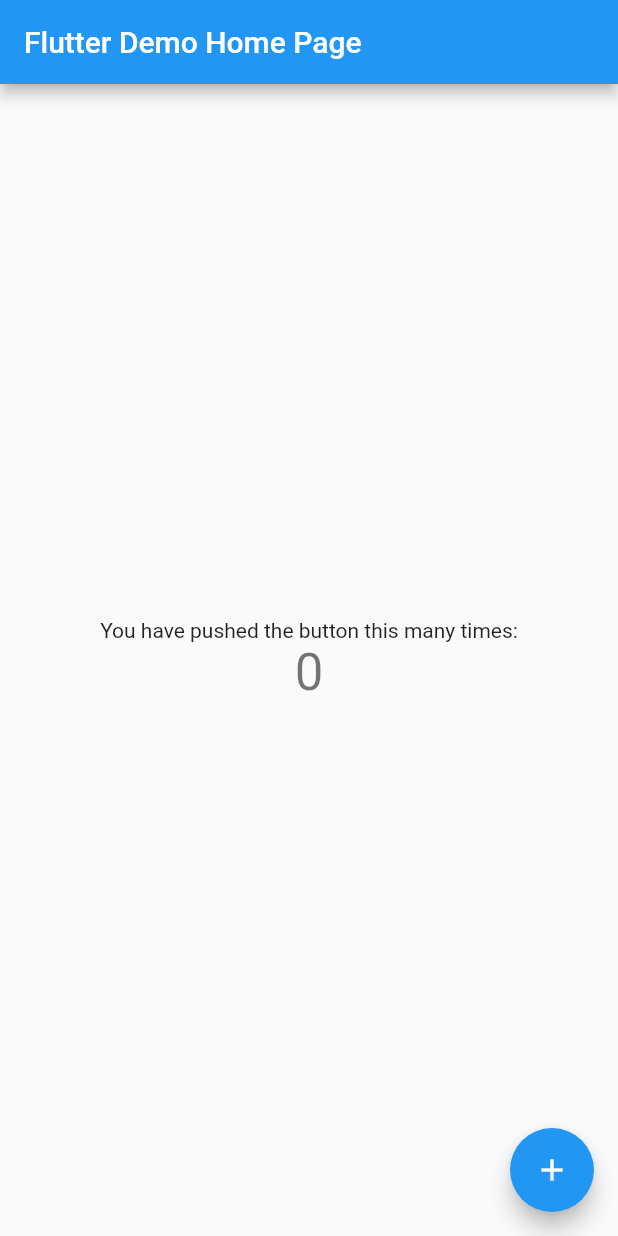
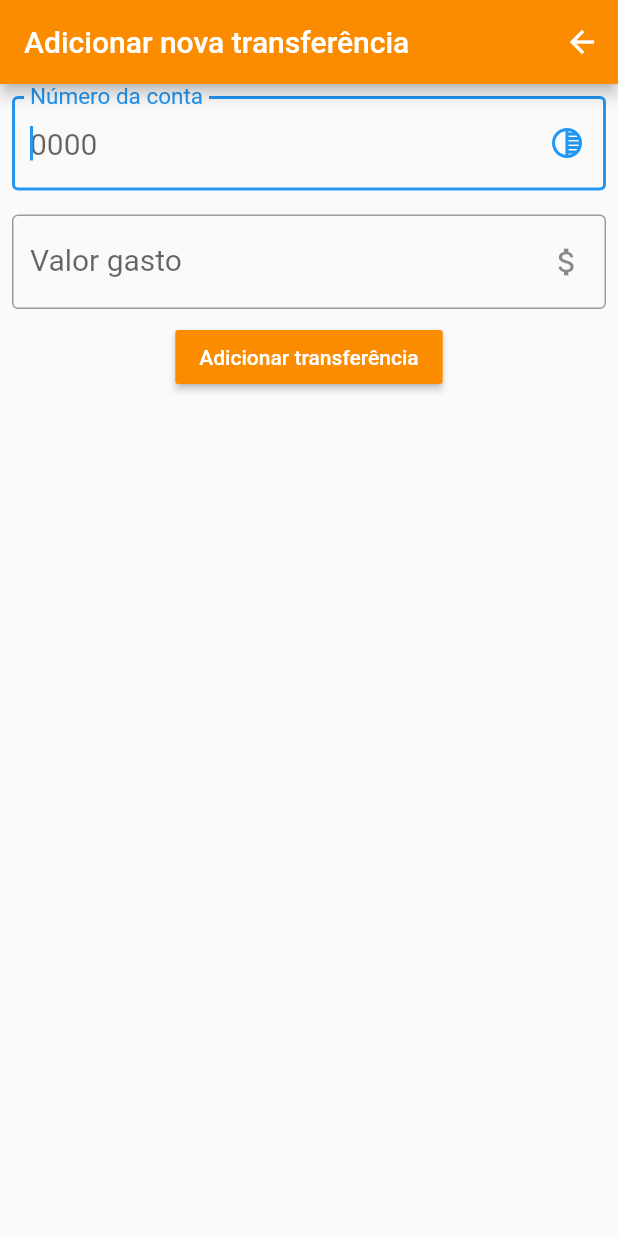
Before and after one commit to rmeira/RMByteBank, a Flutter app: the screen it shows after launch, on a phone screen of 412 x 824 dp. Run offline on Flutter 3.47's test engine with Material 2 defaults, Android fonts, the phone set to English and light mode, and no system bars.

Commit message:
update app and continue tomorow

```diff
--- a/lib/main.dart
+++ b/lib/main.dart
@@ -1,117 +1,148 @@
 import 'package:flutter/material.dart';
 
-void main() {
-  runApp(MyApp());
-}
+void main() => runApp(FlutterInitApp());
 
-class MyApp extends StatelessWidget {
-  // This widget is the root of your application.
+class FlutterInitApp extends StatelessWidget {
   @override
   Widget build(BuildContext context) {
     return MaterialApp(
-      title: 'Flutter Demo',
-      theme: ThemeData(
-        // This is the theme of your application.
-        //
-        // Try running your application with "flutter run". You'll see the
-        // application has a blue toolbar. Then, without quitting the app, try
-        // changing the primarySwatch below to Colors.green and then invoke
-        // "hot reload" (press "r" in the console where you ran "flutter run",
-        // or simply save your changes to "hot reload" in a Flutter IDE).
-        // Notice that the counter didn't reset back to zero; the application
-        // is not restarted.
-        primarySwatch: Colors.blue,
-        // This makes the visual density adapt to the platform that you run
-        // the app on. For desktop platforms, the controls will be smaller and
-        // closer together (more dense) than on mobile platforms.
-        visualDensity: VisualDensity.adaptivePlatformDensity,
+      home: Scaffold(
+        body: TransferForm(),
       ),
-      home: MyHomePage(title: 'Flutter Demo Home Page'),
+      debugShowCheckedModeBanner: false,
     );
   }
 }
 
-class MyHomePage extends StatefulWidget {
-  MyHomePage({Key key, this.title}) : super(key: key);
-
-  // This widget is the home page of your application. It is stateful, meaning
-  // that it has a State object (defined below) that contains fields that affect
-  // how it looks.
-
-  // This class is the configuration for the state. It holds the values (in this
-  // case the title) provided by the parent (in this case the App widget) and
-  // used by the build method of the State. Fields in a Widget subclass are
-  // always marked "final".
-
-  final String title;
-
-  @override
-  _MyHomePageState createState() => _MyHomePageState();
-}
-
-class _MyHomePageState extends State<MyHomePage> {
-  int _counter = 0;
-
-  void _incrementCounter() {
-    setState(() {
-      // This call to setState tells the Flutter framework that something has
-      // changed in this State, which causes it to rerun the build method below
-      // so that the display can reflect the updated values. If we changed
-      // _counter without calling setState(), then the build method would not be
-      // called again, and so nothing would appear to happen.
-      _counter++;
-    });
-  }
+class TransferForm extends StatelessWidget {
+  final TextEditingController _account = TextEditingController();
+  final TextEditingController _value = TextEditingController();
 
   @override
   Widget build(BuildContext context) {
-    // This method is rerun every time setState is called, for instance as done
-    // by the _incrementCounter method above.
-    //
-    // The Flutter framework has been optimized to make rerunning build methods
-    // fast, so that you can just rebuild anything that needs updating rather
-    // than having to individually change instances of widgets.
     return Scaffold(
-      appBar: AppBar(
-        // Here we take the value from the MyHomePage object that was created by
-        // the App.build method, and use it to set our appbar title.
-        title: Text(widget.title),
-      ),
-      body: Center(
-        // Center is a layout widget. It takes a single child and positions it
-        // in the middle of the parent.
+      body: Container(
         child: Column(
-          // Column is also a layout widget. It takes a list of children and
-          // arranges them vertically. By default, it sizes itself to fit its
-          // children horizontally, and tries to be as tall as its parent.
-          //
-          // Invoke "debug painting" (press "p" in the console, choose the
-          // "Toggle Debug Paint" action from the Flutter Inspector in Android
-          // Studio, or the "Toggle Debug Paint" command in Visual Studio Code)
-          // to see the wireframe for each widget.
-          //
-          // Column has various properties to control how it sizes itself and
-          // how it positions its children. Here we use mainAxisAlignment to
-          // center the children vertically; the main axis here is the vertical
-          // axis because Columns are vertical (the cross axis would be
-          // horizontal).
-          mainAxisAlignment: MainAxisAlignment.center,
           children: <Widget>[
-            Text(
-              'You have pushed the button this many times:',
+            Padding(
+              padding: EdgeInsets.all(8),
+              child: TextField(
+                controller: _account,
+                style: TextStyle(
+                  fontSize: 20,
+                ),
+                decoration: InputDecoration(
+                  suffixIcon: Padding(
+                    padding: const EdgeInsetsDirectional.only(end: 4.0),
+                    child:
+                        Icon(Icons.tonality), // myIcon is a 48px-wide widget.
+                  ),
+                  labelText: "Número da conta",
+                  hintText: '0000',
+                  border: OutlineInputBorder(),
+                  fillColor: Colors.orange[600],
+                ),
+                autofocus: true,
+                keyboardType: TextInputType.number,
+              ),
             ),
-            Text(
-              '$_counter',
-              style: Theme.of(context).textTheme.headline4,
+            Padding(
+              padding: EdgeInsets.all(8),
+              child: TextField(
+                controller: _value,
+                style: TextStyle(
+                  fontSize: 20,
+                ),
+                decoration: InputDecoration(
+                  suffixIcon: Padding(
+                    padding: const EdgeInsetsDirectional.only(end: 4.0),
+                    child: Icon(
+                        Icons.attach_money), // myIcon is a 48px-wide widget.
+                  ),
+                  labelText: "Valor gasto",
+                  hintText: '120.00',
+                  border: OutlineInputBorder(),
+                ),
+                autofocus: true,
+                keyboardType: TextInputType.number,
+              ),
+            ),
+            RaisedButton(
+              color: Colors.orange[600],
+              textColor: Colors.white,
+              child: Text("Adicionar transferência"),
+              onPressed: () {
+                final double value = double.tryParse(_value.text);
+                final int account = int.tryParse(_account.text);
+
+                if (value != null && account != null) {
+                  Transfer(value, account);
+                }
+              },
             ),
           ],
         ),
       ),
-      floatingActionButton: FloatingActionButton(
-        onPressed: _incrementCounter,
-        tooltip: 'Increment',
-        child: Icon(Icons.add),
-      ), // This trailing comma makes auto-formatting nicer for build methods.
+      appBar: AppBar(
+        actions: <Widget>[BackButton()],
+        title: const Text('Adicionar nova transferência'),
+        backgroundColor: Colors.orange[600],
+      ),
     );
   }
 }
+
+class TransferList extends StatelessWidget {
+  @override
+  Widget build(BuildContext context) {
+    return Scaffold(
+      body: Container(
+        child: Column(
+          children: <Widget>[
+            TransferItem(Transfer(100.0, 1000)),
+            TransferItem(Transfer(100.0, 2000)),
+            TransferItem(Transfer(100.0, 3000)),
+            TransferItem(Transfer(100.0, 4000)),
+            TransferItem(Transfer(100.0, 5000)),
+            TransferItem(Transfer(100.0, 6000)),
+          ],
+        ),
+      ),
+      appBar: AppBar(
+        title: const Text('Transferências'),
+        backgroundColor: Colors.orange[600],
+      ),
+      floatingActionButton: FloatingActionButton(
+        child: Icon(Icons.add),
+        backgroundColor: Colors.orange[600],
+      ),
+    );
+  }
+}
+
+class TransferItem extends StatelessWidget {
+  final Transfer _transfer;
+
+  TransferItem(this._transfer);
+
+  @override
+  Widget build(BuildContext context) {
+    return Card(
+      child: ListTile(
+        leading: Icon(
+          Icons.monetization_on,
+          size: 32.00,
+        ),
+        title: Text('R ' + _transfer.value.toString()),
+        subtitle: Text('Conta: ' + _transfer.account.toString()),
+      ),
+    );
+  }
+}
+
+class Transfer {
+  final double value;
+  final int account;
+
+  Transfer(this.value, this.account);
+}
```
